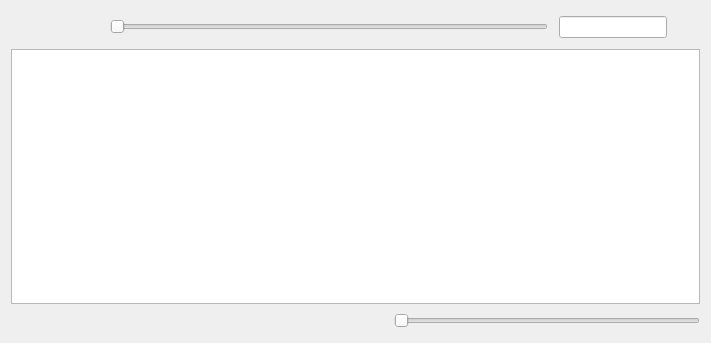
Above: Resources/UI/mainwindow.ui from abodnyaUA/Q5VkPlayer before the change. Below: the same form after it.
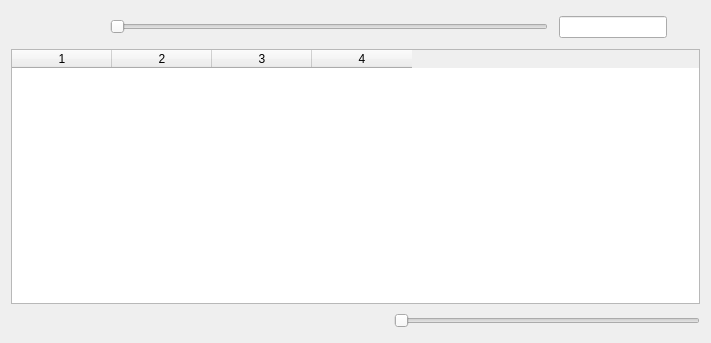
That is the form after the change. Icons and pictures are not drawn.

What changed in the file:
```diff
--- a/Resources/UI/mainwindow.ui
+++ b/Resources/UI/mainwindow.ui
@@ -184,7 +184,15 @@
      </layout>
     </item>
     <item>
-     <widget class="QTableWidget" name="musicWidget"/>
+     <widget class="QTableWidget" name="musicWidget">
+      <property name="columnCount">
+       <number>4</number>
+      </property>
+      <column/>
+      <column/>
+      <column/>
+      <column/>
+     </widget>
     </item>
     <item>
      <layout class="QHBoxLayout" name="horizontalLayout_2">
```
